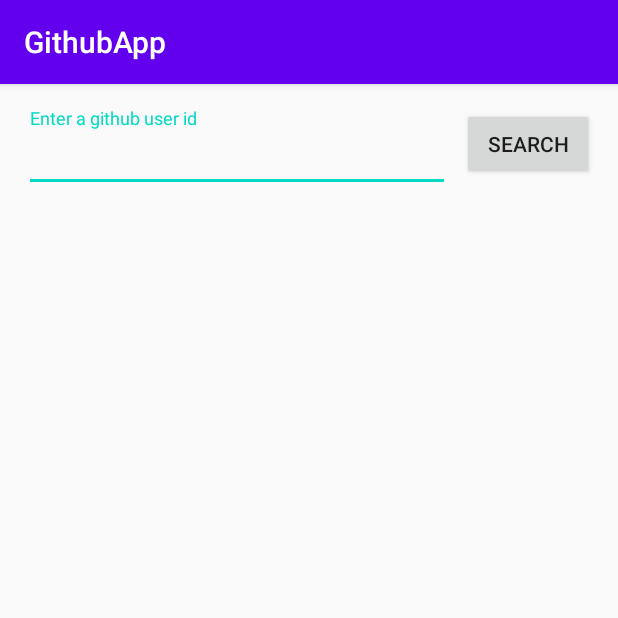
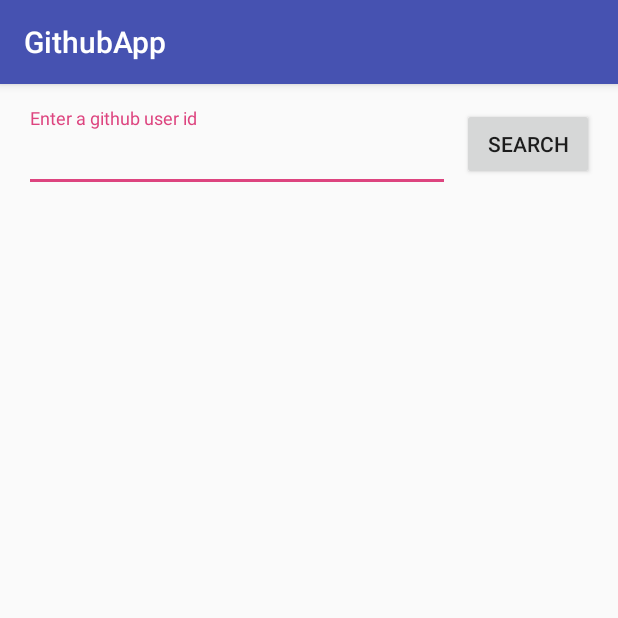
Before and after one commit to YinkaOlu/GithubApp, an Android app: the screen it shows after launch (MainActivity), on a phone screen of 412 x 824 dp, the top half of it. Run offline under Robolectric (Android 15) with nearby library versions, the phone set to English and light mode, and no system bars; pictures from the network do not load.

Commit message:
adjust colors

```diff
--- a/app/src/main/res/values/colors.xml
+++ b/app/src/main/res/values/colors.xml
@@ -1,6 +1,6 @@
 <?xml version="1.0" encoding="utf-8"?>
 <resources>
-    <color name="colorPrimary">#6200EE</color>
-    <color name="colorPrimaryDark">#3700B3</color>
-    <color name="colorAccent">#03DAC5</color>
+    <color name="colorPrimaryDark">#38409b</color>
+    <color name="colorPrimary">#4652b1</color>
+    <color name="colorAccent">#dd447f</color>
 </resources>
```
